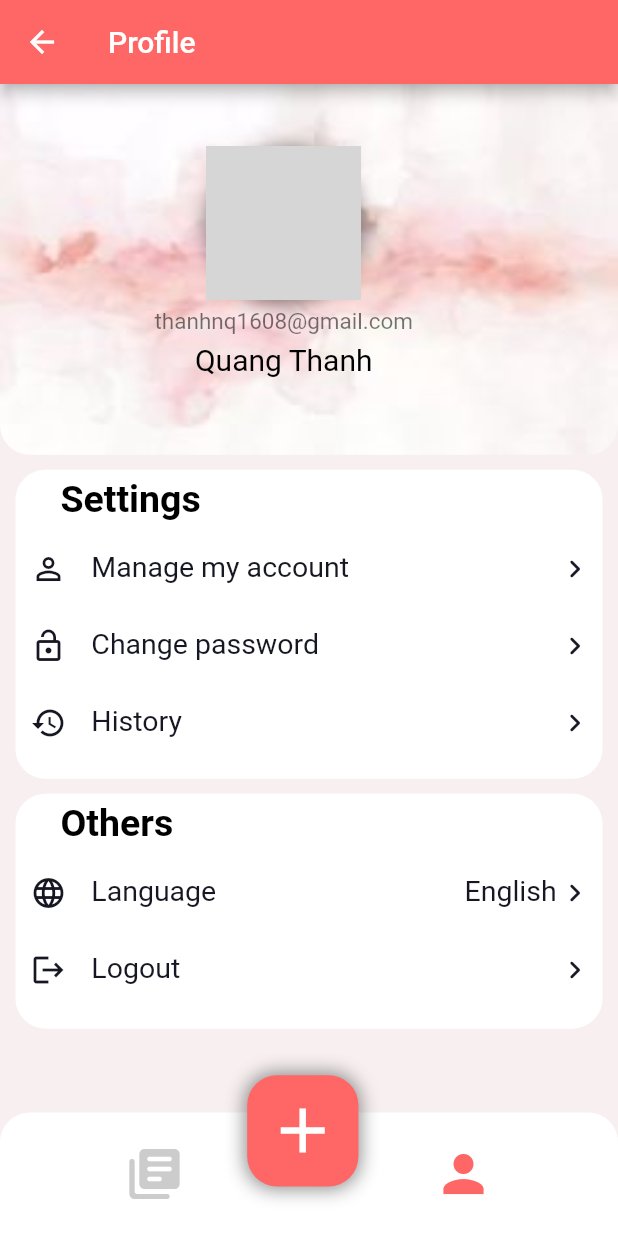
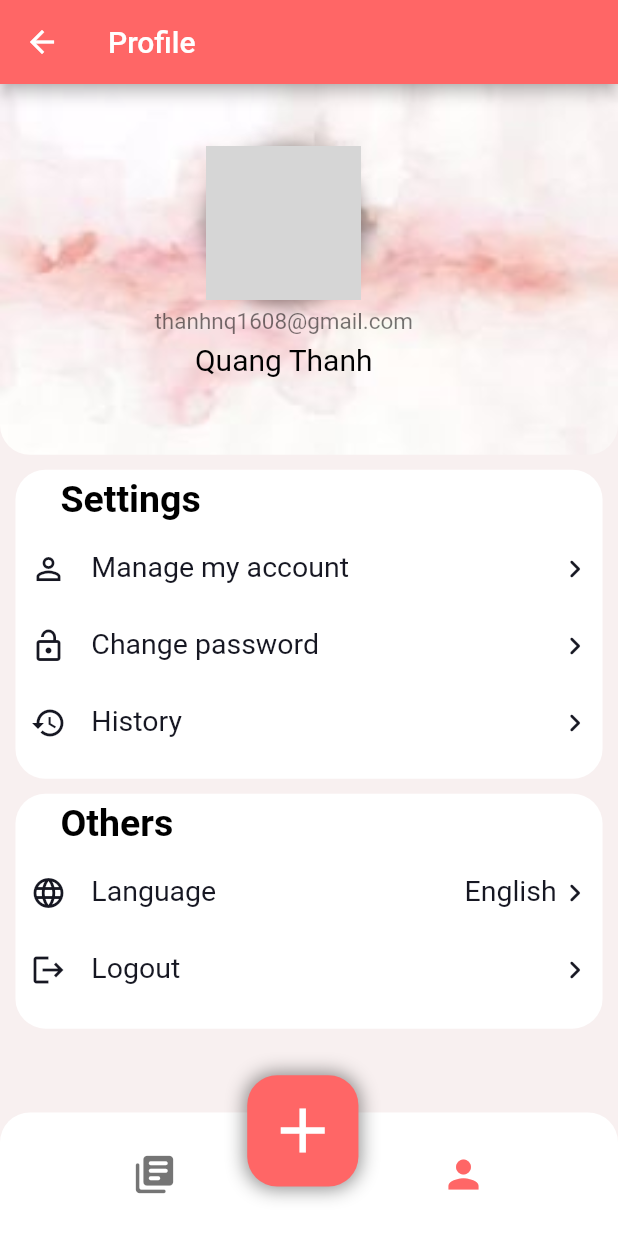
Before and after one commit to Thanhnq1608/hotelbooking, a Flutter app: the screen it shows after launch, after a tap on the "person" icon, on a phone screen of 412 x 824 dp. Run offline on Flutter 3.47's test engine with Material 2 defaults, Android fonts, the phone set to English and light mode, and no system bars; our stand-ins replace get; network calls fail; grey boxes are pictures that could not be loaded.

Commit message:
hotelbooking-10: Fix all layout

```diff
--- a/lib/app/views/list_room_empty/bindings/list_room_bindings.dart
+++ b/lib/app/list_room_empty/list_room_bindings.dart
@@ -1,5 +1,5 @@
 import 'package:get/get.dart';
-import 'package:hotelbooking/app/views/list_room_empty/controller/list_room_controller.dart';
+import 'list_room_controller.dart';
 
 class ListRoomBindings extends Bindings {
   @override
--- /dev/null
+++ b/lib/app/manage_profile/manage_profile_controller.dart
@@ -0,0 +1,6 @@
+import 'package:get/get.dart';
+
+class ManageProfileController extends GetxController {
+  ManageProfileController({Map map}) : map = (map);
+  Map map;
+}
--- a/lib/app/views/profile/bindings/profile_bindings.dart
+++ b/lib/app/profile/profile_bindings.dart
@@ -1,5 +1,5 @@
 import 'package:get/get.dart';
-import '../controller/profile_controller.dart';
+import 'profile_controller.dart';
 
 class ProfileBindings extends Bindings {
   @override
--- a/lib/app/views/profile/controller/profile_controller.dart
+++ b/lib/app/profile/profile_controller.dart
@@ -5,27 +5,9 @@ import 'package:get/get.dart';
 class ProfileController extends GetxController {
   var username = 'thanhnq1608@gmail.com'.obs;
   var fullname = 'Quang Thanh'.obs;
-  var language = true.obs;
-
-  Rx<IconData> isVietnamese() {
-    return language.value == true
-        ? Icons.radio_button_off_outlined.obs
-        : Icons.radio_button_checked_sharp.obs;
-  }
-
-  Rx<IconData> isEnglish() {
-    return language.value == true
-        ? Icons.radio_button_checked_sharp.obs
-        : Icons.radio_button_off_outlined.obs;
-  }
-
-  Rx<String> changeLanguage() {
-    if (language.value) {
-      return 'English'.obs;
-    } else {
-      return 'Vietnamese'.obs;
-    }
-  }
+  var dateOfBirrth = DateTime.now().obs;
+  var address = 'Hải Phòng';
+  var language = 'English'.obs;
 
   Rx<bool> isCheckGender = true.obs;
   var networkImage = NetworkImage(
--- a/lib/components/bottom_navigation/bottom_navigation_binding.dart
+++ /dev/null
@@ -1,10 +0,0 @@
-import 'package:get/get.dart';
-
-import 'bottom_navigation_controller.dart';
-
-class BottomNavigationBindings extends Bindings {
-  @override
-  void dependencies() {
-    Get.put(BottomNavigationController());
-  }
-}
--- a/lib/components/bottom_navigation/bottom_navigation_controller.dart
+++ /dev/null
@@ -1,39 +0,0 @@
-import 'package:flutter/cupertino.dart';
-import 'package:flutter/material.dart';
-import 'package:get/get.dart';
-
-class BottomNavigationController extends GetxController {
-  var isCheckFocusProfile = false.obs;
-  var isCheckFocusBook = true.obs;
-  Color iconColorBook() {
-    if (isCheckFocusBook.value) {
-      return Color(0xFFFF6666);
-    } else {
-      return Color(0xFFCCCCCC);
-    }
-  }
-
-  Color iconColorProfile() {
-    if (isCheckFocusProfile.value) {
-      return Color(0xFFFF6666);
-    } else {
-      return Color(0xFFCCCCCC);
-    }
-  }
-
-  void onClickProfile() {
-    Get.toNamed('/profile');
-    if (isCheckFocusProfile.value == false) {
-      isCheckFocusProfile.value = true;
-      isCheckFocusBook.value = false;
-    }
-  }
-
-  void onClickBook() {
-    Get.toNamed('/list_room');
-    if (isCheckFocusBook.value == false) {
-      isCheckFocusProfile.value = false;
-      isCheckFocusBook.value = true;
-    }
-  }
-}
--- a/lib/main.dart
+++ b/lib/main.dart
@@ -1,43 +1,13 @@
 import 'package:flutter/material.dart';
 import 'package:get/get.dart';
-import 'package:hotelbooking/app/views/list_room_empty/bindings/list_room_bindings.dart';
-import 'package:hotelbooking/app/views/list_room_empty/views/list_room_empty.dart';
-import 'app/views/profile/bindings/profile_bindings.dart';
-import 'app/views/profile/views/manage_profile_view.dart';
-import 'app/views/profile/views/profile_views.dart';
-import 'app/views/room/bindings/room_booking_binding.dart';
-import 'app/views/room/views/room_booking.dart';
-import 'app/views/room_detail/bindings/room_detail_binding.dart';
-import 'app/views/room_detail/views/room_detail_view.dart';
-import 'components/bottom_navigation/bottom_navigation_binding.dart';
+import 'package:hotelbooking/routes/app_pages.dart';
 
 void main() {
   runApp(GetMaterialApp(
     theme: ThemeData(
         backgroundColor: Color(0xFFF8F0F0), primaryColor: Color(0xFFFF6666)),
     debugShowCheckedModeBanner: false,
-    initialRoute: '/list_room',
-    getPages: [
-      GetPage(
-          name: '/room_detail',
-          page: () => RoomDetailView(),
-          binding: RoomDetailBinding()),
-      GetPage(
-          name: '/room_detail/room_booking',
-          page: () => Room(),
-          binding: RoomBookingBinding()),
-      GetPage(
-          name: '/profile',
-          page: () => ProfileView(),
-          bindings: [ProfileBindings(), BottomNavigationBindings()]),
-      GetPage(
-          name: '/profile/manage_profile',
-          page: () => ManageProfileView(),
-          binding: ProfileBindings()),
-      GetPage(
-          name: '/list_room',
-          page: () => ListRoomView(),
-          bindings: [ListRoomBindings(), BottomNavigationBindings()]),
-    ],
+    initialRoute: AppPage.initial,
+    getPages: AppPage.pages,
   ));
 }
--- /dev/null
+++ b/lib/routes/app_routes.dart
@@ -0,0 +1,7 @@
+abstract class AppRoute {
+  static const listRoomEmpty = "/list_room";
+  static const roomDetail = "/room_detail";
+  static const booking = "/booking";
+  static const profile = "/profile";
+  static const manageProfile = "/manage_profile";
+}
--- /dev/null
+++ b/lib/tools/bottom_navigation/bottom_navigation_controller.dart
@@ -0,0 +1,5 @@
+import 'package:get/get.dart';
+
+class BottomNavigationController extends GetxController {
+  var isCheck = true.obs;
+}
--- a/lib/components/bottom_navigation/views/bottom_navigation_view.dart
+++ b/lib/tools/bottom_navigation/bottom_navigation_view.dart
@@ -1,9 +1,12 @@
 import 'package:flutter/cupertino.dart';
 import 'package:flutter/material.dart';
 import 'package:get/get.dart';
-import '../bottom_navigation_controller.dart';
+import 'package:hotelbooking/routes/app_routes.dart';
 
-class BottomNavigationView extends GetView<BottomNavigationController> {
+import 'bottom_navigation_controller.dart';
+
+class BottomNavigationView extends StatelessWidget {
+  final controller = Get.put(BottomNavigationController());
   @override
   Widget build(BuildContext context) {
     // TODO: implement build
@@ -28,17 +31,19 @@ class BottomNavigationView extends GetView<BottomNavigationController> {
                         child: Container(
                           width: MediaQuery.of(context).size.height * 0.075,
                           height: MediaQuery.of(context).size.height * 0.075,
-                          child: Obx(
-                            () => IconButton(
+                          child: IconButton(
+                            padding: EdgeInsets.zero,
                             icon: Icon(
                               Icons.library_books_rounded,
-                                color: controller.iconColorBook(),
+                              color: controller.isCheck.value
+                                  ? Color(0xFFFF6666)
+                                  : Colors.black54,
                             ),
-                              iconSize: 40,
+                            iconSize: 30,
                             onPressed: () {
-                                controller.onClickBook();
+                              controller.isCheck.value = true;
+                              Get.toNamed(AppRoute.listRoomEmpty);
                             },
-                            ),
                           ),
                         ),
                       )),
@@ -49,15 +54,17 @@ class BottomNavigationView extends GetView<BottomNavigationController> {
                         child: Container(
                           width: MediaQuery.of(context).size.height * 0.075,
                           height: MediaQuery.of(context).size.height * 0.075,
-                          child: Obx(
-                            () => IconButton(
+                          child: IconButton(
+                            padding: EdgeInsets.zero,
                             icon: Icon(Icons.person,
-                                  color: controller.iconColorProfile()),
-                              iconSize: 40,
+                                color: controller.isCheck.value
+                                    ? Colors.black54
+                                    : Color(0xFFFF6666)),
+                            iconSize: 30,
                             onPressed: () {
-                                controller.onClickProfile();
+                              controller.isCheck.value = false;
+                              Get.toNamed(AppRoute.profile);
                             },
-                            ),
                           ),
                         ),
                       ))
@@ -65,7 +72,6 @@ class BottomNavigationView extends GetView<BottomNavigationController> {
               ),
             )),
         Positioned(
-          // top: MediaQuery.of(context).size.height * 0.05,
           left: MediaQuery.of(context).size.width * 0.4,
           child: Container(
             width: MediaQuery.of(context).size.height * 0.09,
```
Also changed, not shown: lib/app/list_room_empty/list_room_empty.dart (renamed from lib/app/views/list_room_empty/views/list_room_empty.dart, +6 -6 lines), lib/app/manage_profile/manage_profile_view.dart (added, +203 -0 lines), lib/app/profile/profile_views.dart (renamed from lib/app/views/profile/views/profile_views.dart, +18 -7 lines), lib/app/views/profile/views/change_language.dart (deleted, +0 -65 lines), lib/app/views/profile/views/manage_profile_view.dart (deleted, +0 -136 lines), lib/model/user.dart (added, +14 -0 lines), lib/routes/app_pages.dart (added, +35 -0 lines), lib/tools/change_language_picker.dart (added, +88 -0 lines), lib/app/list_room_empty/list_room_controller.dart (renamed from lib/app/views/list_room_empty/controller/list_room_controller.dart). Lines whose indentation alone changed are shown as unchanged.
